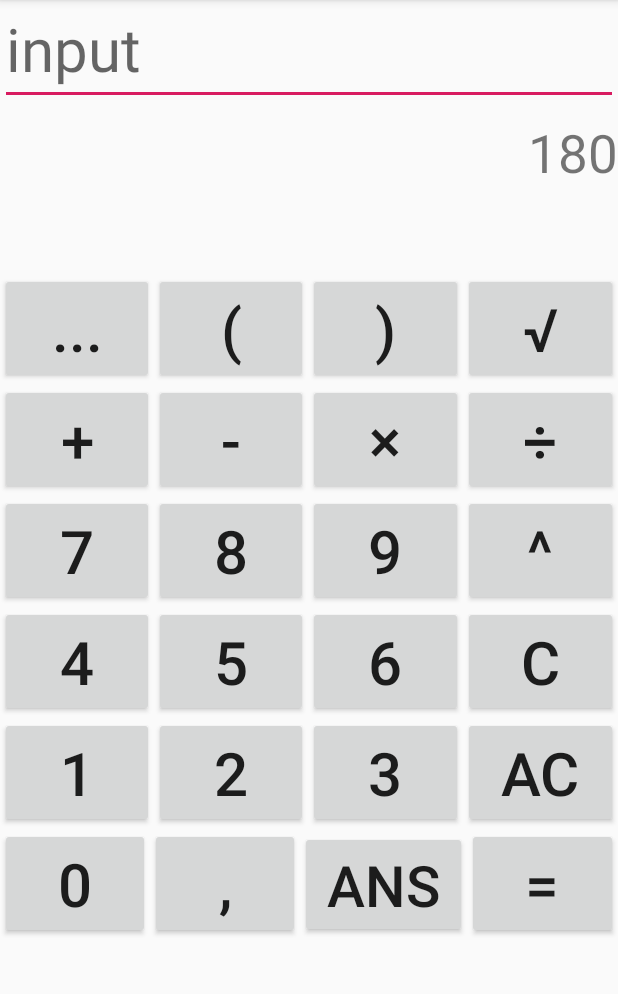
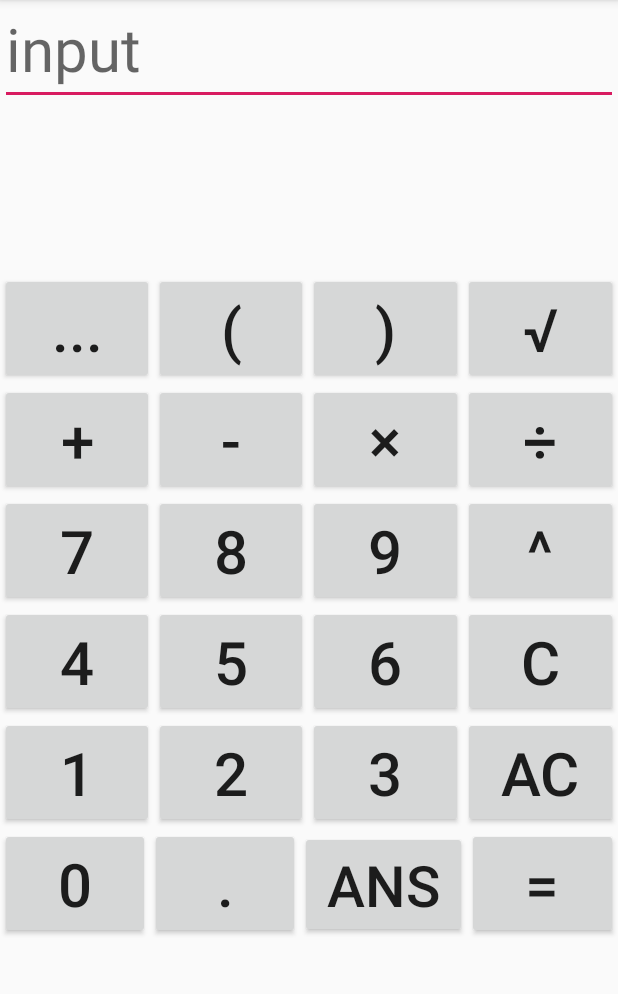
Before and after one commit to laptrinhdidongthu5nhom15/App_Calculator, an Android app: the screen it shows after launch (MainActivity), on a phone screen of 412 x 824 dp, the part 84-1078 px from its top. Run offline under Robolectric (Android 15) with nearby library versions, the phone set to English and light mode, and no system bars.

```diff
--- a/app/src/main/res/layout/activity_main.xml
+++ b/app/src/main/res/layout/activity_main.xml
@@ -35,9 +35,8 @@
             android:layout_alignParentEnd="true"
             android:layout_alignParentRight="true"
             android:layout_marginTop="8sp"
-            android:text="180"
-            android:textSize="35sp"
-            android:gravity="right"/>
+            android:gravity="right"
+            android:textSize="35sp" />
     </RelativeLayout>
 
 
@@ -167,9 +166,9 @@
             android:id="@+id/btn_daumu"
             android:layout_width="wrap_content"
             android:layout_height="wrap_content"
+            android:layout_weight="1"
             android:text="^"
-            android:textSize="40sp"
-            android:layout_weight="1"/>
+            android:textSize="40sp" />
     </LinearLayout>
 
     <LinearLayout
@@ -280,12 +279,12 @@
             android:layout_weight="1"/>
 
         <Button
-            android:id="@+id/btn_dauphay"
+            android:id="@+id/btn_daucham"
             android:layout_width="wrap_content"
             android:layout_height="wrap_content"
-            android:text=","
-            android:textSize="40sp"
-            android:layout_weight="1"/>
+            android:layout_weight="1"
+            android:text="."
+            android:textSize="40sp" />
 
         <Button
             android:id="@+id/btn_luuketqua"
```
Also changed, not shown: app/src/main/java/nhom15/calculator/MainActivity.java (+92 -13 lines), 1 other file.
